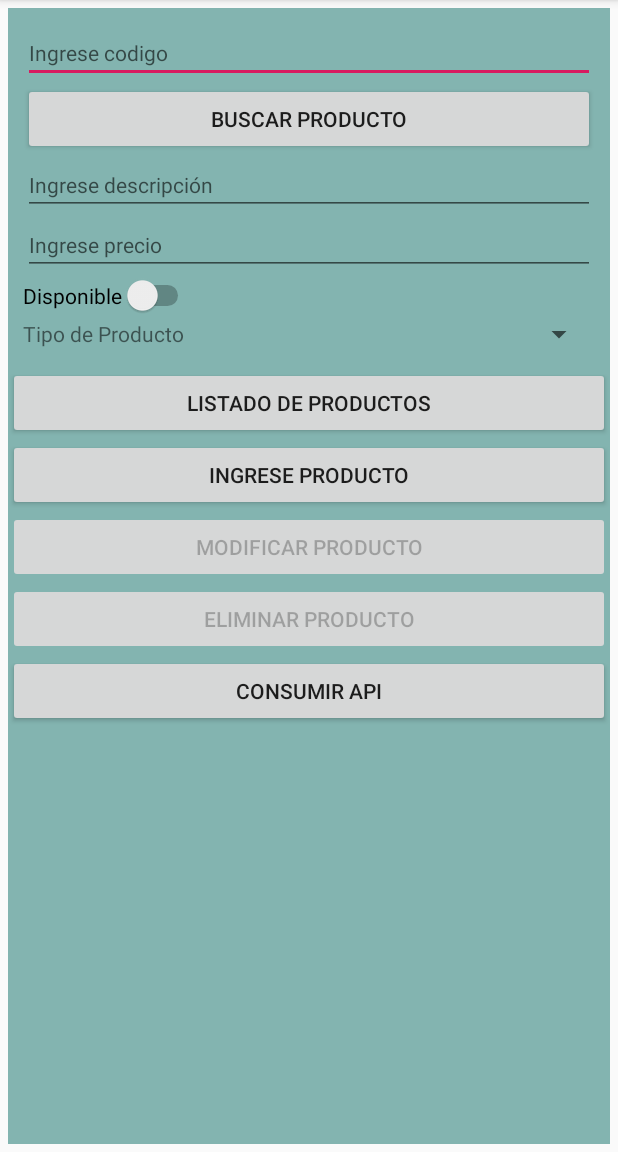
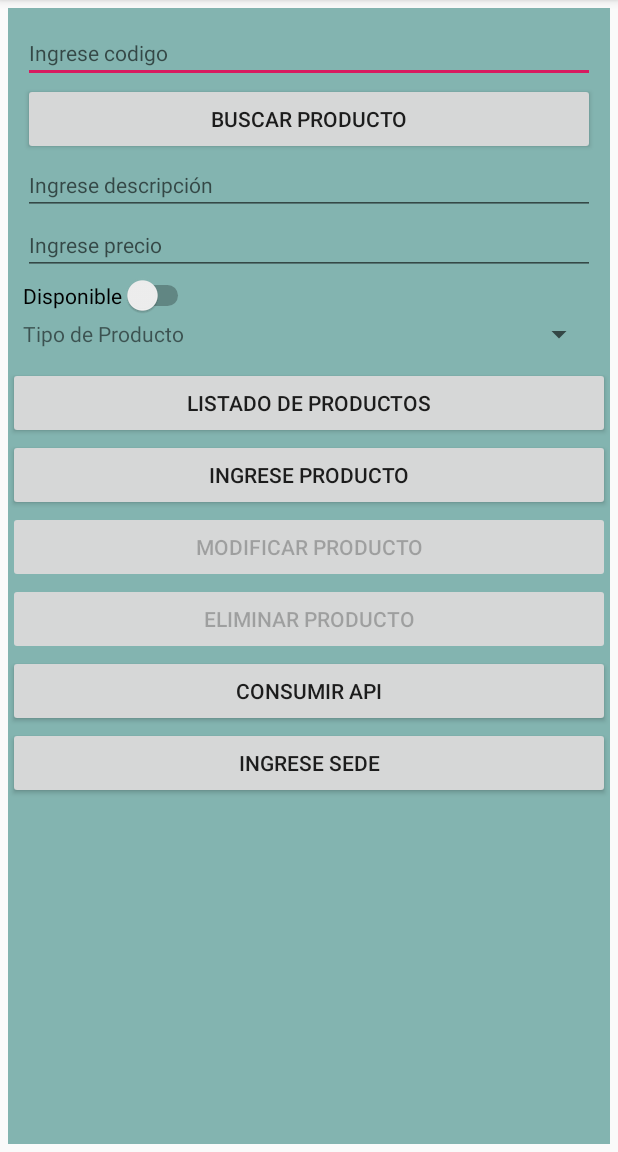
Before and after one commit to Yackson10/DistribuidoraHyJa, an Android app: the screen it shows after launch (MainActivity), on a phone screen of 412 x 824 dp, the part 84-1236 px from its top. Run offline under Robolectric (Android 15) with nearby library versions, the phone set to English and light mode, and no system bars.

Commit message:
Se realizo Modificaciones

```diff
--- a/app/src/main/java/com/example/distribuidorahyj/Activity/ListActivity.java
+++ b/app/src/main/java/com/example/distribuidorahyj/Activity/ListActivity.java
@@ -49,7 +49,7 @@ public class ListActivity extends AppCompatActivity implements AdapterProducto.o
 
     public SQLiteDatabase Conexion() {
 
-        AdminSQLiteOpenHelper admin = new AdminSQLiteOpenHelper(this, "administracion", null, 1);
+        AdminSQLiteOpenHelper admin = new AdminSQLiteOpenHelper(this, "BaseDeDatosDistri", null, 1);
         SQLiteDatabase BaseDeDatos = admin.getWritableDatabase();
         return BaseDeDatos;
     }
--- a/app/src/main/java/com/example/distribuidorahyj/Activity/MainActivity.java
+++ b/app/src/main/java/com/example/distribuidorahyj/Activity/MainActivity.java
@@ -9,6 +9,8 @@ import android.database.Cursor;
 import android.database.sqlite.SQLiteDatabase;
 import android.os.Bundle;
 import android.view.View;
+import android.widget.Adapter;
+import android.widget.AdapterView;
 import android.widget.ArrayAdapter;
 import android.widget.Button;
 import android.widget.CompoundButton;
@@ -19,18 +21,19 @@ import android.widget.Toast;
 import com.example.distribuidorahyj.R;
 import com.example.distribuidorahyj.dao.ProductoDAO;
 import com.example.distribuidorahyj.dialogos.DialogoModificarMain;
+import com.example.distribuidorahyj.dialogos.DialogoSedesPorProducto;
 import com.example.distribuidorahyj.domain.Producto;
 import com.example.distribuidorahyj.utils.AdminSQLiteOpenHelper;
 
-public class MainActivity extends AppCompatActivity implements DialogoModificarMain.IProducto {
-
+public class MainActivity extends AppCompatActivity implements DialogoModificarMain.IProducto{
 
     private EditText et_codigo, et_descripcion, et_precio, descripcionMain, precioMain;
-    private Button eliminar, modificar, btnConsumoApi, btnRegistrar;
+    private Button eliminar, modificar, btnConsumoApi, btnIngreseSede;
     private Switch disponible;
     private Spinner spinner;
     ProductoDAO productoDAO;
     Producto producto;
+    String[] TipoPrecios={"Lateos", "Carnes", "Frios", "Liquidos"};
 
     protected void onCreate(Bundle savedInstanceState) {
         super.onCreate(savedInstanceState);
@@ -47,7 +50,24 @@ public class MainActivity extends AppCompatActivity implements DialogoModificarM
         descripcionMain = findViewById(R.id.dialogoAgregarDescripcionMain);
         precioMain = findViewById(R.id.dialogoAgregarPrecioMain);
         btnConsumoApi = findViewById(R.id.btnConsumoApi);
-        btnRegistrar = findViewById(R.id.btnRegistrar);
+        btnIngreseSede = findViewById(R.id.btnSede);
+
+
+
+        ArrayAdapter<Producto> adapter = new ArrayAdapter<>(this, R.layout.item_adapter_spinner, R.id.textSpinner, Producto.getProducto("<z"));
+        spinner.setAdapter(adapter);
+
+        /*spinner.setOnItemClickListener(new AdapterView.OnItemSelectedListener() {
+            @Override
+            public void onItemSelected(AdapterView<?> parent, View view, int position, long id) {
+
+            }
+
+            @Override
+            public void onNothingSelected(AdapterView<?> parent) {
+
+            }
+        });*/
 
         dialogoEliminar();
 
@@ -56,33 +76,35 @@ public class MainActivity extends AppCompatActivity implements DialogoModificarM
             startActivity(consumoApi);
         });
 
-        modificar.setOnClickListener(v -> {
-            DialogoModificarMain AlertDialog = new DialogoModificarMain(MainActivity.this);
-            AlertDialog.modificarDialogo(producto);
+        btnIngreseSede.setOnClickListener(new View.OnClickListener() {
+            @Override
+            public void onClick(View v) {
+                DialogoSedesPorProducto dialogoSedesPorProducto = new DialogoSedesPorProducto(MainActivity.this);
+                dialogoSedesPorProducto.DialogoSedes(producto);
+            }
         });
 
-
-
-        ArrayAdapter<Producto> adapter = new ArrayAdapter<>(this, R.layout.item_adapter_spinner, R.id.textSpinner, Producto.getProducto("<z"));
-        spinner.setAdapter(adapter);
-
+        modificar.setOnClickListener(new View.OnClickListener() {
+            @Override
+            public void onClick(View v) {
+                DialogoModificarMain AlertDialog = new DialogoModificarMain(MainActivity.this);
+                AlertDialog.modificarDialogo(producto);
+            }
+        });
 
         disponible.setOnCheckedChangeListener(new CompoundButton.OnCheckedChangeListener() {
             @Override
             public void onCheckedChanged(CompoundButton compoundButton, boolean isChecked) {
-
                 if (isChecked)
                     Toast.makeText(MainActivity.this.getApplicationContext(), MainActivity.this.getApplicationContext().getString(R.string.textoDispo), Toast.LENGTH_SHORT).show();
                 else
                     Toast.makeText(MainActivity.this.getApplicationContext(), MainActivity.this.getApplicationContext().getString(R.string.textoNoDispo), Toast.LENGTH_SHORT).show();
             }
         });
-
     }
 
-
     public SQLiteDatabase Conexion() {
-        AdminSQLiteOpenHelper admin = new AdminSQLiteOpenHelper(this, "administracion", null, 1);
+        AdminSQLiteOpenHelper admin = new AdminSQLiteOpenHelper(this, "BaseDeDatosDistri", null, 1);
         SQLiteDatabase BaseDeDatos = admin.getWritableDatabase();
         return BaseDeDatos;
     }
@@ -119,7 +141,6 @@ public class MainActivity extends AppCompatActivity implements DialogoModificarM
                 Toast.makeText(this, this.getString(R.string.IngresoDeDatos), Toast.LENGTH_SHORT).show();
                 limpiar();
             }
-
         } else {
             Toast.makeText(this, this.getString(R.string.llenarDatos), Toast.LENGTH_SHORT).show();
         }
--- a/app/src/main/java/com/example/distribuidorahyj/dao/ConsumoApiDAO.java
+++ b/app/src/main/java/com/example/distribuidorahyj/dao/ConsumoApiDAO.java
@@ -12,7 +12,7 @@ public class ConsumoApiDAO {
     SQLiteDatabase baseDeDatos;
 
     public ConsumoApiDAO (Context contexto){
-        AdminSQLiteOpenHelper admin = new AdminSQLiteOpenHelper(contexto,"administracion", null, 1);
+        AdminSQLiteOpenHelper admin = new AdminSQLiteOpenHelper(contexto,"BaseDeDatosDistri", null, 1);
         baseDeDatos = admin.getWritableDatabase();
     }
 
--- a/app/src/main/java/com/example/distribuidorahyj/dao/ProductoDAO.java
+++ b/app/src/main/java/com/example/distribuidorahyj/dao/ProductoDAO.java
@@ -15,7 +15,7 @@ public class ProductoDAO {
     MainActivity m;
 
     public ProductoDAO(Context context) {
-        AdminSQLiteOpenHelper admin = new AdminSQLiteOpenHelper(context, "administracion", null, 1);
+        AdminSQLiteOpenHelper admin = new AdminSQLiteOpenHelper(context, "BaseDeDatosDistri", null, 1);
         baseDeDatos = admin.getWritableDatabase();
     }
 
--- a/app/src/main/java/com/example/distribuidorahyj/dialogos/DialogoModificarMain.java
+++ b/app/src/main/java/com/example/distribuidorahyj/dialogos/DialogoModificarMain.java
@@ -14,7 +14,6 @@ import com.example.distribuidorahyj.domain.Producto;
 public class DialogoModificarMain extends DialogFragment implements IdialogoModificar {
 
     Context context;
-    //MainActivity mainActivity = new MainActivity();
     EditText descripcionMain, precioMain;
     IProducto mClickListener;
     ProductoDAO productoDAO;
--- a/app/src/main/java/com/example/distribuidorahyj/dialogos/DialogoSedesPorProducto.java
+++ b/app/src/main/java/com/example/distribuidorahyj/dialogos/DialogoSedesPorProducto.java
@@ -35,8 +35,9 @@ public class DialogoSedesPorProducto {
 
 
                         })
-                .setNegativeButton("CANCELAR",
+                .setNegativeButton("GUARDAR",
                         (dialog, which) -> dialog.cancel());
+
         builder.show();
     }
 }
--- a/app/src/main/java/com/example/distribuidorahyj/domain/Cliente.java
+++ b/app/src/main/java/com/example/distribuidorahyj/domain/Cliente.java
@@ -1,6 +1,8 @@
 package com.example.distribuidorahyj.domain;
 
-public class Cliente {
+import java.io.Serializable;
+
+public class Cliente implements Serializable {
 
     String nombre;
     String apellido;
--- a/app/src/main/java/com/example/distribuidorahyj/domain/Photos.java
+++ b/app/src/main/java/com/example/distribuidorahyj/domain/Photos.java
@@ -1,6 +1,8 @@
 package com.example.distribuidorahyj.domain;
 
-public class Photos {
+import java.io.Serializable;
+
+public class Photos implements Serializable {
 
     private int albumId;
     private int id;
--- a/app/src/main/java/com/example/distribuidorahyj/domain/Producto.java
+++ b/app/src/main/java/com/example/distribuidorahyj/domain/Producto.java
@@ -1,8 +1,8 @@
 package com.example.distribuidorahyj.domain;
-
+import java.io.Serializable;
 import java.util.ArrayList;
 
-public class  Producto {
+public class  Producto implements Serializable {
 
     private int codigo;
     private String descripcion;
--- a/app/src/main/java/com/example/distribuidorahyj/domain/Sede.java
+++ b/app/src/main/java/com/example/distribuidorahyj/domain/Sede.java
@@ -1,8 +1,9 @@
 package com.example.distribuidorahyj.domain;
 
+import java.io.Serializable;
 import java.util.ArrayList;
 
-public class Sede {
+public class Sede implements Serializable {
 
     int codigo;
     String nombre;
@@ -40,7 +41,7 @@ public class Sede {
 
     public static ArrayList<Sede> getSede(String string){
         ArrayList<Sede> sede = new ArrayList<>();
-        // sede.add(new Producto());
+        //sede.add(new Producto());
         //sede.add(new Producto(0,"Lateos", "12000", true));
         //sede.add(new Producto(1,"Carnes", "15000", true));
         //sede.add(new Producto(2,"Frios", "16000", true));
--- a/app/src/main/java/com/example/distribuidorahyj/utils/AdminSQLiteOpenHelper.java
+++ b/app/src/main/java/com/example/distribuidorahyj/utils/AdminSQLiteOpenHelper.java
@@ -15,7 +15,7 @@ public class AdminSQLiteOpenHelper extends SQLiteOpenHelper{
     @Override
     public void onCreate(SQLiteDatabase baseDeDatos) {
         //baseDeDatos.execSQL("create table sede(codigo int primary key, nombre text, Departamento text)");
-        baseDeDatos.execSQL("create table cliente(id int primary key )");
+        baseDeDatos.execSQL("create table cliente(id int primary key)");
         //baseDeDatos.execSQL("create table s(albumId int primary key, id int, title text, url text, thumbnailUrl text)");
         baseDeDatos.execSQL(Tabla_Photos.CREAR_TABLA_PHOTOS);
         baseDeDatos.execSQL(Tabla_Producto.CREAR_TABLA_ARTICULOS);
--- a/app/src/main/java/com/example/distribuidorahyj/utils/Tabla_ProductoXSede.java
+++ b/app/src/main/java/com/example/distribuidorahyj/utils/Tabla_ProductoXSede.java
@@ -1,4 +1,5 @@
 package com.example.distribuidorahyj.utils;
+
 
 public class Tabla_ProductoXSede {
 
@@ -8,6 +9,9 @@ public class Tabla_ProductoXSede {
     public static final String CAMPO_ACTIVO="activo";
 
 
-    public static final String CREAR_TABLA_PRODUCTOXSEDE="CREATE TABLE "+ TABLA_PRODUCTOXSEDE+" ("+CAMPO_CODIGOPRODUCTO+" INTEGER primary key AUTOIMCREMENT, "+CAMPO_CODIGOSEDE+" STRING, "+CAMPO_ACTIVO+" STRING)";
+    public static final String CREAR_TABLA_PRODUCTOXSEDE="CREATE TABLE "+ TABLA_PRODUCTOXSEDE+" ("+CAMPO_CODIGOPRODUCTO+" INTEGER primary key autoincrement, "+CAMPO_CODIGOSEDE+" TEXT, "+CAMPO_ACTIVO+" TEXT)";
+
+    public static final String n =  ("SELECT sede.codigoSede, producto.coodigo as descripcion FROM sede INNER JOIN producto ON producto.codigo = sede.codigoSede");
+
 
 }
--- a/app/src/main/java/com/example/distribuidorahyj/utils/Tabla_Sede.java
+++ b/app/src/main/java/com/example/distribuidorahyj/utils/Tabla_Sede.java
@@ -3,10 +3,11 @@ package com.example.distribuidorahyj.utils;
 public class Tabla_Sede {
 
     public static final String TABLA_SEDE="sede";
-    public static final String CAMPO_CODIGO="codigo";
+    public static final String CAMPO_CODIGOSEDE="codigoSede";
     public static final String CAMPO_NOMBRE="nombre";
     public static final String CAMPO_DESPARTAMENTO="departamento";
 
 
-    public static final String CREAR_TABLA_SEDE="CREATE TABLE "+ TABLA_SEDE+" ("+CAMPO_CODIGO+" INTEGER primary key, "+CAMPO_NOMBRE+" TEXT, "+CAMPO_DESPARTAMENTO+" TEXT)";
+    public static final String CREAR_TABLA_SEDE="CREATE TABLE "+ TABLA_SEDE+" ("+CAMPO_CODIGOSEDE+" INTEGER primary key, "+CAMPO_NOMBRE+" TEXT, "+CAMPO_DESPARTAMENTO+" TEXT)";
+
 }
--- a/app/src/main/res/layout/activity_main.xml
+++ b/app/src/main/res/layout/activity_main.xml
@@ -50,13 +50,17 @@
             android:layout_height="wrap_content"
             android:hint="@string/txt_3"
             android:textSize="14sp"
-            android:inputType="number"/>
+            android:inputType="number"
+            android:maxLength="11"/>
 
         <Switch
             android:id="@+id/switch1"
             android:layout_width="wrap_content"
             android:layout_height="wrap_content"
-            android:text="Disponible" />
+            android:checked="false"
+            android:text="Disponible"
+            android:textOn="No disponible"
+            android:textOff="Disponible"/>
 
         <Spinner
             android:id="@+id/idSpinner"
@@ -64,7 +68,6 @@
             android:layout_height="wrap_content" />
 
     </LinearLayout>
-
 
     <ScrollView
         android:layout_width="match_parent"
@@ -117,6 +120,12 @@
                 android:text="@string/btnConsumoApi"
                 android:textSize="14sp" />
 
+            <Button
+                android:id="@+id/btnSede"
+                android:layout_width="match_parent"
+                android:layout_height="wrap_content"
+                android:text="Ingrese Sede"
+                android:textSize="14sp" />
 
         </LinearLayout>
 
--- a/app/src/main/res/layout/dialogo_sedes_por_producto.xml
+++ b/app/src/main/res/layout/dialogo_sedes_por_producto.xml
@@ -15,7 +15,7 @@
         android:id="@+id/registro"
         android:layout_width="match_parent"
         android:layout_height="wrap_content"
-        android:text="Registro de sedes" />
+        android:text="Productos" />
 
     <Spinner
         android:id="@+id/spinner"
```
Also changed, not shown: app/src/main/res/layout/dialogo_modificar_main.xml (+11 -0 lines), app/src/main/res/layout/item_list.xml (+43 -3 lines).
